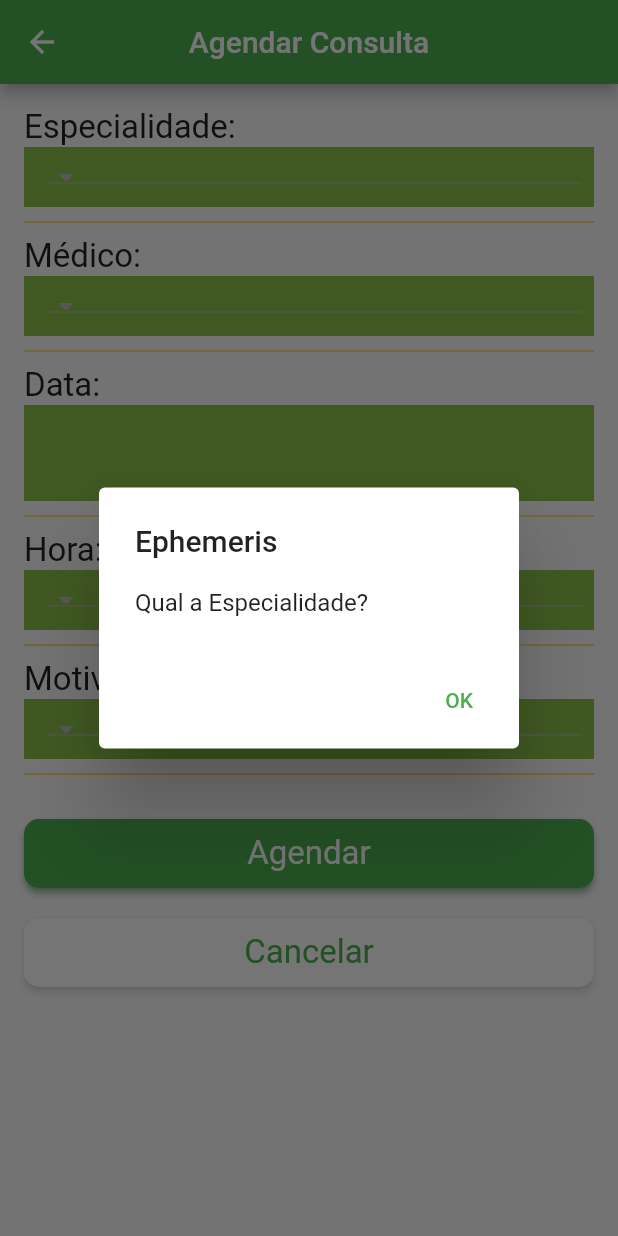
After one commit to mig-ramos/agenda_esp_on, a Flutter app: the CadAgendaPage screen opened by its route, after a tap on "Agendar", on a phone screen of 412 x 824 dp. The commit adds this screen. Run offline on Flutter 3.47's test engine with Material 2 defaults, Android fonts, the phone set to English and light mode, and no system bars.

Commit message:
Cria layout CadAgendaPage

```diff
--- /dev/null
+++ b/lib/agenda/cad_agenda_page.dart
@@ -0,0 +1,504 @@
+import 'package:agenda_esp_on/components/alert.dart';
+import 'package:flutter/cupertino.dart';
+import 'package:flutter/material.dart';
+import 'package:intl/intl.dart';
+
+class CadAgendaPage extends StatefulWidget {
+  const CadAgendaPage({Key? key, required this.title}) : super(key: key);
+  final String title;
+
+  @override
+  _CadAgendaPageState createState() => _CadAgendaPageState();
+}
+
+class _CadAgendaPageState extends State<CadAgendaPage> {
+  final GlobalKey<FormState> _formKey = GlobalKey<FormState>();
+
+  var _progress = false;
+  String _dropEspecialidadeValue = 'Buscar..';
+  String _dropMedicoValue = 'Buscar..';
+  String _dropHoraValue = 'Buscar..';
+  String _dropTipoConsultaValue = 'Buscar..';
+
+  void initState() {
+    super.initState();
+    _recuperaDados();
+    _recuperaTipoConsulta();
+  }
+
+  List<String> _listaEspecial = [];
+  List<String> _listaMedicos = [];
+  List<String> _listaHoras = [];
+  List<String> _tipoConsulta = [];
+
+  bool click = true;
+
+  TextStyle styleValor = TextStyle(
+    fontWeight: FontWeight.normal,
+    fontSize: 22,
+    color: Colors.lightGreen,
+  );
+
+  TextStyle styleValor1 = TextStyle(
+    fontWeight: FontWeight.normal,
+    fontSize: 22,
+    color: Colors.white,
+  );
+
+  TextStyle styleCampo = TextStyle(fontSize: 22);
+
+  DateTime currentDate = DateTime.now();
+  DateTime dataInicial = DateTime.now();
+
+  DateTime dataFinal = DateTime.now().add(Duration(days: 30));
+
+  Future<void> _selectDate(BuildContext context) async {
+    final DateTime? pickedDate = await showDatePicker(
+        context: context,
+        initialDate: currentDate,
+        // firstDate: currentDate,
+        firstDate: dataInicial,
+        // firstDate: DateTime(1940),
+        lastDate: dataFinal);
+    // lastDate: DateTime(2021).add(Duration(days: 30)));
+    // if (pickedDate != null && pickedDate != currentDate)
+    if (pickedDate != null)
+      setState(() {
+        currentDate = pickedDate;
+        _recuperaHora(currentDate);
+        click = false;
+      });
+  }
+
+  final ButtonStyle _elevatedButtonOk = ElevatedButton.styleFrom(
+    textStyle: TextStyle(fontSize: 28, color: Colors.black),
+    shadowColor: Colors.green,
+    onPrimary: Colors.white,
+    primary: Colors.green,
+    minimumSize: Size(88, 36),
+    padding: EdgeInsets.symmetric(horizontal: 6),
+    shape: const RoundedRectangleBorder(
+      borderRadius: BorderRadius.all(Radius.circular(10)),
+    ),
+  );
+
+  final ButtonStyle _elevatedButtonNo = ElevatedButton.styleFrom(
+    textStyle: TextStyle(fontSize: 28, color: Colors.black),
+    shadowColor: Colors.white,
+    onPrimary: Colors.white,
+    primary: Colors.white,
+    minimumSize: Size(88, 36),
+    padding: EdgeInsets.symmetric(horizontal: 6),
+    shape: const RoundedRectangleBorder(
+      borderRadius: BorderRadius.all(Radius.circular(10)),
+    ),
+  );
+
+  @override
+  Widget build(BuildContext context) {
+    return Scaffold(
+      appBar: AppBar(title: Text(widget.title), centerTitle: true),
+      body: Padding(
+        padding: EdgeInsets.all(16),
+        child: _body(context),
+      ),
+    );
+  }
+
+  _body(BuildContext context) {
+    return Form(
+      key: _formKey,
+      child: ListView(
+        children: <Widget>[
+          Text(
+            'Especialidade: ',
+            style: styleCampo,
+          ),
+          Container(
+            color: Colors.lightGreen,
+            padding: EdgeInsets.fromLTRB(16, 8, 8, 8),
+            width: double.infinity,
+            child: DropdownButton<String>(
+              value: _dropEspecialidadeValue,
+              // icon: const Icon(
+              //   Icons.youtube_searched_for_outlined,
+              //   color: Colors.pink,
+              // ),
+              // iconSize: 24,
+              // elevation: 16,
+              dropdownColor: Colors.green,
+              style: const TextStyle(
+                  fontWeight: FontWeight.normal,
+                  fontSize: 22,
+                  color: Colors.white),
+              // underline: Container(
+              //   width: double.infinity,
+              //   height: 2,
+              //   color: Colors.pink,
+              // ),
+              onChanged: (String? newValue) {
+                setState(() {
+                  _dropEspecialidadeValue = newValue!;
+                  _dropMedicoValue = 'Buscar..';
+                  _recuperaMedico(
+                      _dropEspecialidadeValue); // AQUI ESOLHE OS MEDICOS
+                });
+              },
+              // items: <String>[
+              //   'Buscar..',
+              //   'Dentista',
+              //   'Otorrino',
+              //   'Pediatra',
+              //   'Clínico Geral'
+              // ].map<DropdownMenuItem<String>>((String value) {
+              items:
+              _listaEspecial.map<DropdownMenuItem<String>>((String value) {
+                return DropdownMenuItem<String>(
+                  value: value,
+                  child: Text(value),
+                );
+              }).toList(),
+            ),
+          ),
+          Divider(
+            color: Colors.amber,
+            height: 20,
+          ),
+          Text(
+            'Médico: ',
+            style: styleCampo,
+          ),
+          Container(
+            color: Colors.lightGreen,
+            padding: EdgeInsets.fromLTRB(16, 8, 8, 8),
+            width: double.infinity,
+            child: DropdownButton<String>(
+              value: _dropMedicoValue,
+              // icon: const Icon(
+              //   Icons.youtube_searched_for_outlined,
+              //   color: Colors.pink,
+              // ),
+              iconSize: 24,
+              elevation: 16,
+              dropdownColor: Colors.green,
+              style: const TextStyle(
+                  fontWeight: FontWeight.normal,
+                  fontSize: 22,
+                  color: Colors.white),
+              // underline: Container(
+              //   width: double.infinity,
+              //   height: 2,
+              //   color: Colors.pink,
+              // ),
+              onChanged: (String? newValue) {
+                setState(() {
+                  _dropMedicoValue = newValue!;
+                });
+              },
+              // items: <String>[
+              //   'Buscar..',
+              //   'Hipócratis',
+              //   'Lair Ribeiro',
+              //   'Clara Montes',
+              //   'Raul Denix'
+              // ].map<DropdownMenuItem<String>>((String value) {
+              items:
+              _listaMedicos.map<DropdownMenuItem<String>>((String value) {
+                return DropdownMenuItem<String>(
+                  value: value,
+                  child: Text(value),
+                );
+              }).toList(),
+            ),
+          ),
+          Divider(
+            color: Colors.amber,
+            height: 20,
+          ),
+          Text(
+            'Data: ',
+            style: styleCampo,
+          ),
+          Container(
+            color: Colors.lightGreen,
+            padding: EdgeInsets.fromLTRB(16, 8, 8, 8),
+            width: double.infinity,
+            child: Align(
+              alignment: Alignment.centerLeft,
+              child: TextButton(
+                onPressed: () => _selectDate(context),
+                child: Text(DateFormat("dd/MM/yyyy").format(currentDate),
+                    style: (click == true ? styleValor : styleValor1)),
+              ),
+            ),
+          ),
+          Divider(
+            color: Colors.amber,
+            height: 20,
+          ),
+          Text(
+            'Hora: ',
+            style: styleCampo,
+          ),
+          Container(
+            color: Colors.lightGreen,
+            padding: EdgeInsets.fromLTRB(16, 8, 8, 8),
+            width: double.infinity,
+            child: DropdownButton<String>(
+              value: _dropHoraValue,
+              // icon: const Icon(
+              //   Icons.youtube_searched_for_outlined,
+              //   color: Colors.pink,
+              // ),
+              iconSize: 24,
+              elevation: 16,
+              dropdownColor: Colors.green,
+              style: const TextStyle(
+                  fontWeight: FontWeight.normal,
+                  fontSize: 22,
+                  color: Colors.white),
+              // underline: Container(
+              //   width: double.infinity,
+              //   height: 2,
+              //   color: Colors.pink,
+              // ),
+              onChanged: (String? newValue) {
+                setState(() {
+                  _dropHoraValue = newValue!;
+             //     AgendaApi.getHora(_dropHoraValue);
+                });
+              },
+              // items: <String>[
+              //   'Buscar..',
+              //   '08:00',
+              //   '09:00',
+              //   '10:00',
+              //   '13:00',
+              //   '14:00'
+              // ].map<DropdownMenuItem<String>>((String value) {
+              items: _listaHoras.map<DropdownMenuItem<String>>((String value) {
+                return DropdownMenuItem<String>(
+                  value: value,
+                  child: Text(value),
+                );
+              }).toList(),
+            ),
+          ),
+          Divider(
+            color: Colors.amber,
+            height: 20,
+          ),
+          Text(
+            'Motivo: ',
+            style: styleCampo,
+          ),
+          Container(
+            color: Colors.lightGreen,
+            padding: EdgeInsets.fromLTRB(16, 8, 8, 8),
+            width: double.infinity,
+            child: DropdownButton<String>(
+              value: _dropTipoConsultaValue,
+              // icon: const Icon(
+              //   Icons.youtube_searched_for_outlined,
+              //   color: Colors.pink,
+              // ),
+              iconSize: 24,
+              elevation: 16,
+              dropdownColor: Colors.green,
+              style: const TextStyle(
+                  fontWeight: FontWeight.normal,
+                  fontSize: 22,
+                  color: Colors.white),
+              // underline: Container(
+              //   width: double.infinity,
+              //   height: 2,
+              //   color: Colors.pink,
+              // ),
+              onChanged: (String? newValue) {
+                setState(() {
+                  _dropTipoConsultaValue = newValue!;
+                });
+              },
+              items:
+              _tipoConsulta.map<DropdownMenuItem<String>>((String value) {
+                // items: <String>['Buscar..', 'Consulta', 'Retorno']
+                //     .map<DropdownMenuItem<String>>((String value) {
+                return DropdownMenuItem<String>(
+                  value: value,
+                  child: Text(value),
+                );
+              }).toList(),
+            ),
+          ),
+          Divider(
+            color: Colors.amber,
+            height: 20,
+          ),
+          Container(
+            height: 46,
+            margin: EdgeInsets.only(top: 20),
+            child: ElevatedButton(
+              style: _elevatedButtonOk,
+              child: _progress
+                  ? CircularProgressIndicator(
+                valueColor: AlwaysStoppedAnimation(Colors.white),
+              )
+                  : Text(
+                "Agendar",
+                style: TextStyle(
+                  color: Colors.white,
+                  fontSize: 22,
+                ),
+              ),
+              onPressed: () {
+                _onClickCadastrar(context);
+              },
+            ),
+          ),
+          Container(
+            height: 46,
+            margin: EdgeInsets.only(top: 20),
+            child: ElevatedButton(
+              style: _elevatedButtonNo,
+              child: Text(
+                "Cancelar",
+                style: TextStyle(
+                  color: Colors.green,
+                  fontSize: 22,
+                ),
+              ),
+              onPressed: () {
+                _onClickCancelar(context);
+              },
+            ),
+          ),
+        ],
+      ),
+    );
+  }
+
+  _onClickCancelar(context) {
+    // Navigator.of(context).pushReplacementNamed('/');
+    Navigator.pop(context);
+  }
+
+  _onClickCadastrar(context) async {
+    print("Agendar!");
+
+    String especialidade = _dropEspecialidadeValue;
+    String medico = _dropMedicoValue;
+    DateTime dataAgenda = currentDate;
+    String hora = _dropHoraValue;
+    String tipoConsulta = _dropTipoConsultaValue;
+
+    // AgendaApi.getEspecialidades(especialidade);
+    // AgendaApi.getMedico(medico);
+    // AgendaApi.getHora(hora);
+    // AgendaApi.getTipoConsulta(tipoConsulta);
+
+    print(
+        'BOTÃO GRAVAR Especialidade: $especialidade - Médico: $medico -  Hora: $hora - Tipo de Consulta $tipoConsulta');
+
+    if (_dropEspecialidadeValue == 'Buscar..') {
+      alert(context, 'Qual a Especialidade?');
+    } else if (_dropMedicoValue == 'Buscar..') {
+      alert(context, 'Qual o Médico?');
+    } else if (_dropHoraValue == 'Buscar..') {
+      alert(context, 'Qual a Hora?');
+    } else if (_dropTipoConsultaValue == 'Buscar..') {
+      alert(context, 'Qual o Motivo?');
+    } else {
+      // var response = await AgendaApi.saveAgenda(
+      //     DateFormat("yyyy-MM-dd").format(dataAgenda));
+      // switch (response) {
+      //   case 204:
+      //     Navigator.pop(context);
+      //     alert(context, 'Alterado com sussesso!');
+      //     break;
+      //   case 201:
+      //     Navigator.pop(context);
+      //     alert(context, 'Agendado com sussesso!\nClick no Botão Atualizar\ncanto superior direito.');
+      //     break;
+      //   case 500:
+      //     Navigator.pop(context);
+      //     alert(context, 'Falha no Servidor!');
+      //     break;
+      // }
+    }
+
+    if (!_formKey.currentState!.validate()) {
+      return;
+    }
+
+    setState(() {
+      _progress = true;
+    });
+
+    // final service = FirebaseService();
+    // final response = await service.cadastrar(nome, email, senha);
+    //
+    // if (response.ok) {
+    //   push(context, HomePage(),replace:true);
+    // } else {
+    //   alert(context, response.msg);
+    // }
+
+    setState(() {
+      _progress = false;
+    });
+  }
+
+  _recuperaHora(DateTime currentDate) async {
+    var data = DateFormat("yyyy-MM-dd").format(currentDate);
+    if (_dropMedicoValue != "Buscar.." || _dropMedicoValue != "") {
+      List<String> horas = [];
+ //     horas = await AgendaApi.getHorasAgendamentos(_dropMedicoValue, data);
+      setState(() {
+        _listaHoras = horas;
+      });
+    }
+  }
+
+  _recuperaMedico(String dropMed) async {
+    List<String> medicos = [];
+    List<String> listaMedicos = [];
+    for (int i = 0; i < _listaEspecial.length; i++) {
+      //   print(_dropEspecialidadeValue);
+      if (_listaEspecial[i] == _dropEspecialidadeValue) {
+   //     medicos = await EspecialidadeApi.getMedPorEspecialidadeId(i);
+        if (medicos.length != 0) {
+          listaMedicos = medicos;
+        }
+        print(_listaEspecial.length);
+        print(medicos.length);
+      }
+
+      setState(() {
+        _listaMedicos = listaMedicos;
+      });
+    }
+  }
+
+  _recuperaDados() async {
+//    List<String>? lista = await EspecialidadeApi.getEspecialidades();
+    // Teste de subtração de hora medico
+    //  if (_dropMedicoValue != 'Buscar..'){
+    //    List<String> horas = [];
+    //    horas = await AgendaApi.getHorasAgendamentos(_dropMedicoValue,DateFormat("yyyy-MM-dd").format(currentDate) );
+    //    setState(() {
+    //      _listaHoras = horas;
+    //    });
+    //  }
+    setState(() {
+  //    _listaEspecial = lista;
+    });
+  }
+
+  _recuperaTipoConsulta() async {
+    List<String> tipoConsulta = [];
+ //   tipoConsulta = await TipoConsultaApi.getTipoConsultas();
+    setState(() {
+      _tipoConsulta = tipoConsulta;
+    });
+  }
+}
--- /dev/null
+++ b/lib/agenda/compromissos.dart
@@ -0,0 +1,23 @@
+class Compromisso {
+
+  late String id;
+  late String especial;
+  late String medico;
+  late String data;
+  late String hora;
+  late String motivo;
+
+  Compromisso(id, especial, medico, data, hora, motivo){
+    this.id = id;
+    this.especial = especial;
+    this.medico = medico;
+    this.data = data;
+    this.hora = hora;
+    this.motivo = motivo;
+  }
+
+  @override
+  String toString() {
+    return 'Compromisso{id: $id, especial: $especial, medico: $medico, data: $data, hora: $hora, motivo: $motivo}';
+  }
+}
--- a/lib/login/login_page.dart
+++ b/lib/login/login_page.dart
@@ -24,7 +24,7 @@ class _LoginPageState extends State<LoginPage> {
         centerTitle: true,
         actions: <Widget>[
           IconButton(
-            icon: Icon(Icons.refresh),
+            icon: Icon(Icons.clear),
             onPressed: () {
               _resetarPageLogin();
             },
--- a/lib/main.dart
+++ b/lib/main.dart
@@ -1,10 +1,15 @@
+import 'package:agenda_esp_on/usuario/editar_usuario_page.dart';
+import 'package:agenda_esp_on/usuario/editat_senha_page.dart';
 import 'package:flutter/cupertino.dart';
 import 'package:flutter/material.dart';
 import 'package:flutter_localizations/flutter_localizations.dart';
 
+import 'agenda/cad_agenda_page.dart';
 import 'home/home_page.dart';
 import 'login/cad_user_page.dart';
 import 'login/login_page.dart';
+import 'menu_principal/menu_page_admin.dart';
+import 'menu_principal/menu_page_medico.dart';
 import 'menu_principal/menu_page_usuario.dart';
 
 void main() {
@@ -35,13 +40,13 @@ class AgendaEspOn extends StatelessWidget {
         '/cadUserPage': (context) =>
             CadUserPage(title: 'Cadastrar Usuário'),
         '/menuPageUsuario': (context) => MenuPageUsuario(title: 'Ephemeris'),
-        // '/menuPageMedico': (context) => MenuPageMedico(title: 'Ephemeris'),
-        // '/menuPageAdmin': (context) => MenuPageAdmin(title: 'Ephemeris'),
-        // '/editaUsuarioPage': (context) =>
-        //     EditarUsuarioPage(title: 'Editar Perfil Usuário'),
-        // '/cadAgendaPage': (context) => CadAgendaPage(title: 'Agendar Consulta'),
-        // '/editarSenhaUsuarioPage': (context) =>
-        //     EditarSenhaUsuario(title: 'Editar Senha'),
+       '/menuPageMedico': (context) => MenuPageMedico(title: 'Ephemeris'),
+        '/menuPageAdmin': (context) => MenuPageAdmin(title: 'Ephemeris'),
+        '/editaUsuarioPage': (context) =>
+            EditarUsuarioPage(title: 'Editar Perfil Usuário'),
+        '/cadAgendaPage': (context) => CadAgendaPage(title: 'Agendar Consulta'),
+        '/editarSenhaUsuarioPage': (context) =>
+            EditarSenhaUsuario(title: 'Editar Senha'),
         //  '/idAgenda':(context) => IdAgenda(title: 'Editar Senha', agenda: getAgendaId())
       },
     );
```
Also changed, not shown: lib/menu_principal/menu_page_admin.dart (added, +61 -0 lines), lib/menu_principal/menu_page_medico.dart (added, +63 -0 lines).
